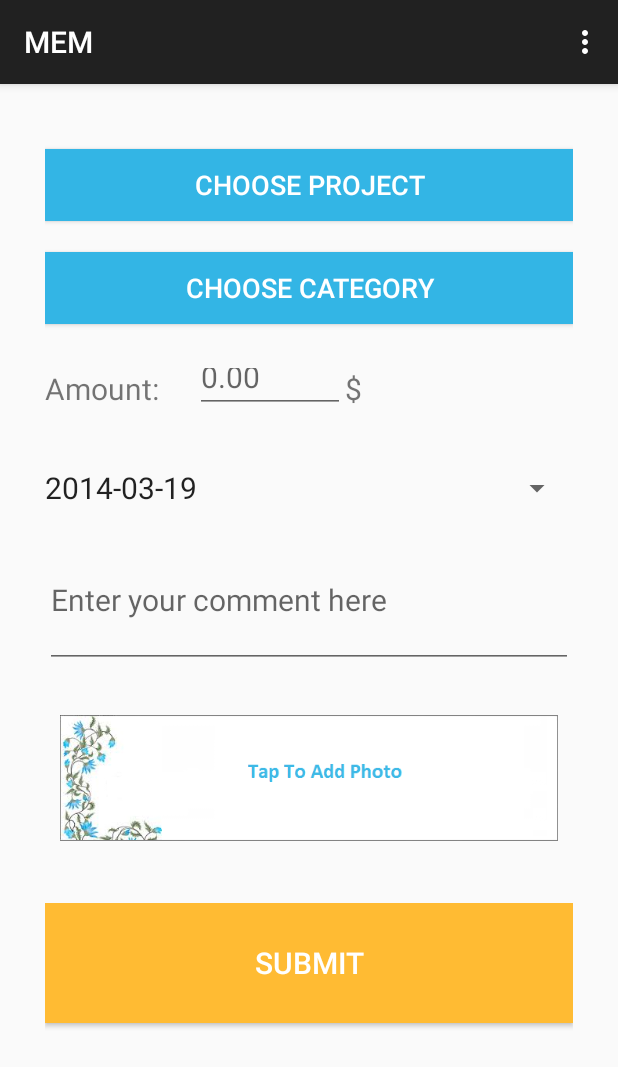
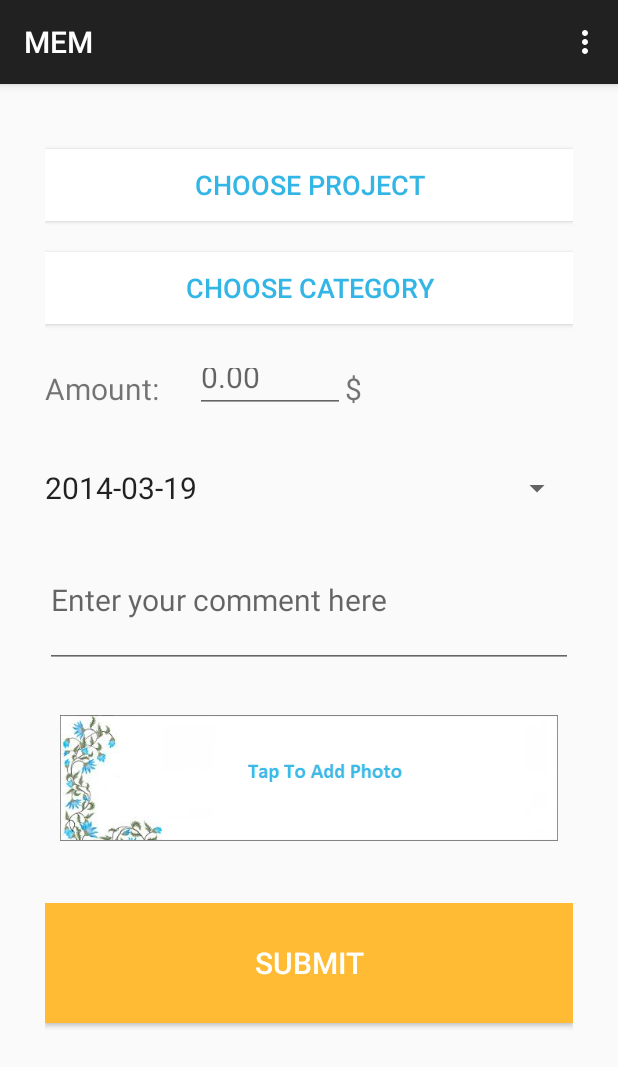
Before and after one commit to vinhnghi223/Project-5, an Android app: the AddScreenActivity screen opened directly, with no data from a screen before it, on a phone screen of 412 x 824 dp. Shown: the top 1067 px of the screen. Run offline under Robolectric (Android 15) with nearby library versions, the phone set to English and light mode, and no system bars; libraries missing offline, so code that uses them is left out: com.fourmob.datetimepicker, com.sleepbot.datetimepicker; 2 statements that could not run were skipped.

Commit message:
add_screen_test - changed button colors

```diff
--- a/app/src/main/res/layout/add_screen_test.xml
+++ b/app/src/main/res/layout/add_screen_test.xml
@@ -7,7 +7,7 @@
               android:orientation="vertical"
               android:layout_width="match_parent"
               android:layout_height="match_parent"
-              android:padding="30dp">
+              android:padding="30sp">
 
     <!-- Dummy LinearLayout for requesting focus out of editText  -->
         <LinearLayout
@@ -17,8 +17,8 @@
     <!--android:text="@string/choose_project" should be placed inside-->
     <LinearLayout
         android:layout_width="match_parent"
-        android:layout_height="60dp"
-        android:layout_marginTop="7dp"
+        android:layout_height="60sp"
+        android:layout_marginTop="7sp"
         android:orientation="horizontal"
         android:weightSum="1">
 
@@ -30,8 +30,8 @@
             android:id="@+id/chooseProjectButton"
             android:onClick="goProjects"
             android:layout_weight="0.60"
-            android:background="#33B5E5"
-            android:textColor="#FFFFFF"
+            android:background="#FFFFFF"
+            android:textColor="#33B5E5"
             android:textSize="18sp"/>
     </LinearLayout>
 
@@ -49,8 +49,8 @@
             android:layout_marginTop="7sp"
             android:id="@+id/chooseCategoryButton"
             android:onClick="openCategoryChooser"
-            android:background="#33B5E5"
-            android:textColor="#FFFFFF"
+            android:background="#FFFFFF"
+            android:textColor="#33B5E5"
             android:textSize="18sp"/>
 
     </LinearLayout>
```
